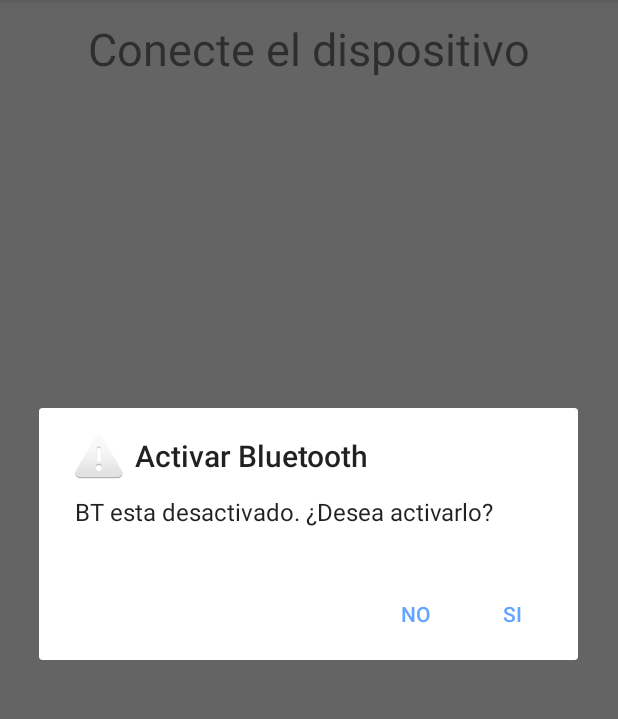
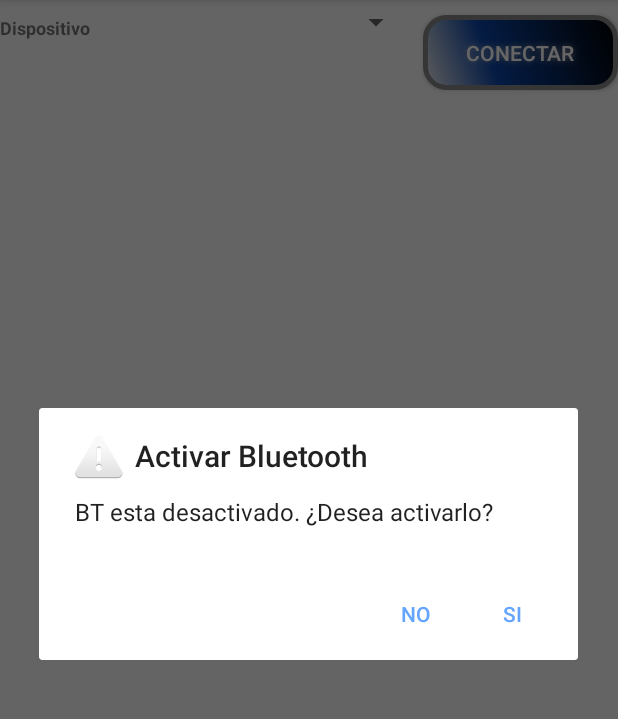
Before and after one commit to andres18160/ArduinoBluetooth, an Android app: the screen it shows after launch (MainActivity), after a tap on "Iniciar Control", on a phone screen of 412 x 824 dp, the part 84-803 px from its top. Run offline under Robolectric (Android 15) with nearby library versions, the phone set to English and light mode, and no system bars; our stand-ins replace AdMob; 1 other tap on this screen came first.

Commit message:
cambios varios
cambios varios

```diff
--- a/ArduinoBluetooth/app/build.gradle
+++ b/ArduinoBluetooth/app/build.gradle
@@ -16,7 +16,7 @@ android {
         targetSdkVersion 26
         versionName '1.1'
         testInstrumentationRunner "android.support.test.runner.AndroidJUnitRunner"
-        versionCode 2
+        versionCode 4
         signingConfig signingConfigs.config
     }
     buildTypes {
--- a/ArduinoBluetooth/app/src/main/java/com/andres18160gmail/arduinobluetooth/ConfigDetalleActivity.java
+++ b/ArduinoBluetooth/app/src/main/java/com/andres18160gmail/arduinobluetooth/ConfigDetalleActivity.java
@@ -15,10 +15,8 @@ import android.view.View;
 import android.view.WindowManager;
 import android.view.animation.Animation;
 import android.view.animation.AnimationUtils;
-import android.widget.Adapter;
 import android.widget.AdapterView;
 import android.widget.ArrayAdapter;
-import android.widget.Button;
 import android.widget.EditText;
 import android.widget.RadioButton;
 import android.widget.Spinner;
@@ -32,7 +30,6 @@ import com.google.android.gms.ads.AdRequest;
 import com.google.android.gms.ads.AdView;
 
 import java.util.ArrayList;
-import java.util.List;
 
 import br.com.simplepass.loading_button_lib.customViews.CircularProgressButton;
 
@@ -68,7 +65,7 @@ public class ConfigDetalleActivity extends AppCompatActivity {
         checkDigital=(RadioButton)findViewById(R.id.digital);
         checkAnalogo=(RadioButton)findViewById(R.id.analogo);
         spinnerPins=(Spinner)findViewById(R.id.spinnerPins);
-        spinnerTipos=(Spinner)findViewById(R.id.spinnerTipos);
+        spinnerTipos=(Spinner)findViewById(R.id.spinnerDevice);
         txtNombre=(EditText)findViewById(R.id.txtNombre);
         input_nombre=(TextInputLayout)findViewById(R.id.input_nombre);
         CargarLista();
--- a/ArduinoBluetooth/app/src/main/java/com/andres18160gmail/arduinobluetooth/MainActivity.java
+++ b/ArduinoBluetooth/app/src/main/java/com/andres18160gmail/arduinobluetooth/MainActivity.java
@@ -141,6 +141,11 @@ Por lo tanto invocamos aqui al método que activa el BT y crea la tarea asincron
             }
 
         }
+        if (id == R.id.nav_code) {
+            fragment=new CodigoEjemploFragment();
+            FragmentoSeleccionado=true;
+
+        }
       /*  if (id == R.id.nav_Conection) {
             descubrirDispositivosBT();
 
--- a/ArduinoBluetooth/app/src/main/java/com/andres18160gmail/arduinobluetooth/Principal.java
+++ b/ArduinoBluetooth/app/src/main/java/com/andres18160gmail/arduinobluetooth/Principal.java
@@ -24,8 +24,11 @@ import android.view.LayoutInflater;
 import android.view.View;
 import android.view.ViewGroup;
 import android.view.animation.DecelerateInterpolator;
+import android.widget.ArrayAdapter;
+import android.widget.Button;
 import android.widget.MediaController;
 import android.widget.ProgressBar;
+import android.widget.Spinner;
 import android.widget.TextView;
 import android.widget.Toast;
 
@@ -51,7 +54,7 @@ import pl.droidsonroids.gif.GifDrawable;
 import pl.droidsonroids.gif.GifImageView;
 
 
-public class Principal extends Fragment implements DialogPaired.SelectDevideDialog, DispositivosControlAdapter.onCheckertoggle,DispositivosControlAdapter.onSeekBar {
+public class Principal extends Fragment implements DialogPaired.SelectDialog, DispositivosControlAdapter.onCheckertoggle,DispositivosControlAdapter.onSeekBar {
 
     private AdView mAdView;
     private static final int REQUEST_ENABLE_BT = 1;
@@ -66,6 +69,8 @@ public class Principal extends Fragment implements DialogPaired.SelectDevideDial
     EnDispositivo dispositivo=new EnDispositivo();
     TextView txtInformacion;
     BluetoothDevice arduino = null;
+    Spinner spinnerDevice;
+    Button btnConectar;
 
 
     Handler h;
@@ -80,6 +85,7 @@ public class Principal extends Fragment implements DialogPaired.SelectDevideDial
     // MAC-address of Bluetooth module (you must edit this line)
     private ObjectAnimator anim;
     private Handler handler = new Handler();
+    private List<BluetoothDevice> devicess;
 
 
 
@@ -103,14 +109,31 @@ public class Principal extends Fragment implements DialogPaired.SelectDevideDial
         cdDispositivos=new TablaDispositivos(v.getContext());
         recycler=(RecyclerView)v.findViewById(R.id.RecyclerId);
         recycler.setLayoutManager(new LinearLayoutManager(v.getContext(),LinearLayoutManager.VERTICAL,false));
-        txtInformacion=(TextView)v.findViewById(R.id.txtInformacion);
+   //     txtInformacion=(TextView)v.findViewById(R.id.txtInformacion);
         listDatos=cdDispositivos.GetListaDispositivos();
+        spinnerDevice=(Spinner)v.findViewById(R.id.spinnerDevice);
+        btnConectar=(Button) v.findViewById(R.id.btnConectar);
         if(listDatos!=null){
             adapter=new DispositivosControlAdapter(listDatos);
             adapter.setOnchecktoggle(this);
             adapter.setOnSeekBar(this);
             recycler.setAdapter(adapter);
         }
+
+        btnConectar.setOnClickListener(new View.OnClickListener() {
+
+            @Override
+            public void onClick(View view) {
+                NOMBRE_DISPOSITIVO_BT= spinnerDevice.getSelectedItem().toString();
+                if(NOMBRE_DISPOSITIVO_BT.isEmpty()){
+                    return;
+                }
+
+                descubrirDispositivosBT();
+            }
+        });
+
+
 
         recycler.setVisibility(View.INVISIBLE);
         h = new Handler() {
@@ -125,7 +148,7 @@ public class Principal extends Fragment implements DialogPaired.SelectDevideDial
                         if (endOfLineIndex > 0) {                                            // if end-of-line,
                             String sbprint = sb.substring(0, endOfLineIndex);               // extract string
                             sb.delete(0, sb.length());                                      // and clear
-                            txtInformacion.setText(sbprint);            // update TextView
+                           // txtInformacion.setText(sbprint);            // update TextView
                         }
                         Log.d(TAG, "...String:"+ sb.toString() +  "Byte:" + msg.arg1 + "...");
                         break;
@@ -161,11 +184,19 @@ En caso negativo presenta un mensaje al usuario y sale de la aplicación.
 
                                     Set<BluetoothDevice> pairedDevices = mBluetoothAdapter.getBondedDevices();//Si hay dispositivos emparejados
                                     if (pairedDevices.size()> 0) {
-                                        List<BluetoothDevice> devicess=new ArrayList<>();
+                                        devicess=new ArrayList<>();
                                         devicess.addAll(pairedDevices);
-                                        DialogPaired dialogPaired=new DialogPaired();
+                                        String[] titles=new String[devicess.size()];
+                                        for (int i=0;i<devicess.size();i++){
+                                            titles[i]=devicess.get(i).getName();
+                                        }
+                                        if(NOMBRE_DISPOSITIVO_BT==""){
+                                            spinnerDevice.setAdapter(new ArrayAdapter<String>(getContext(), android.R.layout.simple_spinner_item,titles));
+                                        }
+
+                                       /* DialogPaired dialogPaired=new DialogPaired();
                                         dialogPaired.setDevices(devicess);
-                                        dialogPaired.show(getActivity().getFragmentManager(),"dispvinc");
+                                        dialogPaired.show(getActivity().getFragmentManager(),"dispvinc");*/
 /*
 Recorremos los dispositivos emparejados hasta encontrar el
 adaptador BT del arduino, en este caso se llama HC-06
@@ -191,7 +222,7 @@ adaptador BT del arduino, en este caso se llama HC-06
 
                                                 MensajeToast("...Connecting...");
                                                 btSocket.connect();
-                                                txtInformacion.setText("Conectado");
+                                              //  txtInformacion.setText("Conectado");
                                                 Log.d(TAG, "....Connection ok...");
                                                 recycler.setVisibility(View.VISIBLE);
                                             } catch (IOException e) {
@@ -257,7 +288,7 @@ adaptador BT del arduino, en este caso se llama HC-06
         if(Build.VERSION.SDK_INT >= 10){
             try {
                 final Method m = device.getClass().getMethod("createInsecureRfcommSocketToServiceRecord", new Class[] { UUID.class });
-                return (BluetoothSocket) m.invoke(device, MY_UUID);
+                return (BluetoothSocket) m.invoke(device,MY_UUID );
             } catch (Exception e) {
                 Log.e("INFO=", "Could not create Insecure RFComm Connection",e);
             }
@@ -338,12 +369,12 @@ adaptador BT del arduino, en este caso se llama HC-06
     @Override
     public void itemStopTrackingTouch(View view, int position) {
         dispositivo=adapter.getItem(position);
-        MensajeToast("Stop Progreso="+progressChangedValue);
+     //   MensajeToast("Stop Progreso="+progressChangedValue);
         mConnectedThread.write(dispositivo.getPin()+":"+progressChangedValue);
     }
 
     @Override
-    public void onFinisSelectDevideDialog(String inputText) {
+    public void onFinisSelectDialog(String inputText) {
         NOMBRE_DISPOSITIVO_BT=inputText;
     }
 
--- /dev/null
+++ b/ArduinoBluetooth/app/src/main/res/drawable/buttonshape.xml
@@ -0,0 +1,28 @@
+<?xml version="1.0" encoding="utf-8"?>
+<shape xmlns:android="http://schemas.android.com/apk/res/android" android:shape="rectangle" >
+    <corners
+        android:radius="14dp"
+        />
+    <gradient
+        android:angle="45"
+        android:centerX="35%"
+        android:centerColor="#0A44A8"
+        android:startColor="#E8E8E8"
+        android:endColor="#000000"
+        android:type="linear"
+        />
+    <padding
+        android:left="0dp"
+        android:top="0dp"
+        android:right="0dp"
+        android:bottom="0dp"
+        />
+    <size
+        android:width="270dp"
+        android:height="60dp"
+        />
+    <stroke
+        android:width="3dp"
+        android:color="#878787"
+        />
+</shape>
--- a/ArduinoBluetooth/app/src/main/res/layout/activity_config_detalle.xml
+++ b/ArduinoBluetooth/app/src/main/res/layout/activity_config_detalle.xml
@@ -80,7 +80,7 @@
 
 
         <Spinner
-            android:id="@+id/spinnerTipos"
+            android:id="@+id/spinnerDevice"
             android:layout_width="match_parent"
             android:layout_height="wrap_content"
             android:layout_alignBottom="@+id/textView2"
@@ -93,7 +93,7 @@
         android:id="@+id/radioGroup"
         android:layout_width="fill_parent"
         android:layout_height="118dp"
-        android:layout_below="@+id/spinnerTipos"
+        android:layout_below="@+id/spinnerDevice"
         android:orientation="horizontal"
         android:padding="20dp">
 
--- a/ArduinoBluetooth/app/src/main/res/layout/fragment_principal.xml
+++ b/ArduinoBluetooth/app/src/main/res/layout/fragment_principal.xml
@@ -11,25 +11,50 @@
     android:layout_height="match_parent"
     android:orientation="vertical">
 
+
     <TextView
-        android:id="@+id/txtInformacion"
+        android:id="@+id/textView2"
         android:layout_width="wrap_content"
         android:layout_height="wrap_content"
-        android:layout_alignParentTop="true"
-        android:layout_centerHorizontal="true"
-        android:layout_gravity="center"
-        android:layout_marginTop="12dp"
-        android:text="Conecte el dispositivo"
-        android:textSize="30dp" />
+        android:layout_alignParentStart="true"
+        android:layout_below="@+id/textViewPin"
+        android:layout_marginTop="10dp"
+        android:text="@string/txtdevice"
+        android:textSize="12sp"
+        android:textStyle="bold" />
+
+
+    <Spinner
+        android:id="@+id/spinnerDevice"
+        android:layout_width="150dp"
+        android:layout_height="wrap_content"
+        android:layout_alignBottom="@+id/textView2"
+        android:layout_marginEnd="7dp"
+        android:layout_toStartOf="@+id/btnConectar"
+        android:textAlignment="center" />
+
+    <Button
+        android:id="@+id/btnConectar"
+        android:layout_width="130dp"
+        android:layout_height="50dp"
+        android:layout_alignParentEnd="true"
+        android:layout_alignTop="@+id/textView2"
+        android:layout_weight="1"
+        android:background="@drawable/buttonshape"
+        android:shadowColor="#A8A8A8"
+        android:shadowDx="0"
+        android:shadowDy="0"
+        android:shadowRadius="5"
+        android:text="Conectar"
+        android:textColor="#FFFFFF" />
+
 
     <android.support.v7.widget.RecyclerView
         android:id="@+id/RecyclerId"
         android:layout_width="match_parent"
         android:layout_height="match_parent"
-        android:layout_alignParentBottom="true"
         android:layout_alignParentStart="true"
-        android:layout_below="@+id/txtInformacion"
-        android:layout_marginBottom="69dp"
+        android:layout_below="@+id/btnConectar"
         android:paddingLeft="20dp"
         android:paddingRight="10dp" />
 
--- a/ArduinoBluetooth/app/src/main/res/menu/activity_main_drawer.xml
+++ b/ArduinoBluetooth/app/src/main/res/menu/activity_main_drawer.xml
@@ -12,6 +12,10 @@
             android:id="@+id/nav_manage"
             android:icon="@drawable/ic_menu_manage"
             android:title="@string/ConfigurarDIspositivos" />
+        <item
+            android:id="@+id/nav_code"
+            android:icon="@drawable/ic_menu_gallery"
+            android:title="@string/txtcode" />
         <!--   <item
               android:id="@+id/nav_Conection"
               android:icon="@drawable/ic_menu_share"
--- a/ArduinoBluetooth/app/src/main/res/values/strings.xml
+++ b/ArduinoBluetooth/app/src/main/res/values/strings.xml
@@ -62,4 +62,6 @@
     <string name="subtitle">Sistema de control dinamico Bluetooth</string>
     <string name="iniciarControl">Iniciar Control</string>
     <string name="ConfigurarDIspositivos">Configurar Dispositivos</string>
+    <string name="txtdevice">Dispositivo</string>
+    <string name="txtcode">Arduino código ejemplo </string>
 </resources>
```
Also changed, not shown: ArduinoBluetooth/app/src/main/java/com/andres18160gmail/arduinobluetooth/Clases/DialogPaired.java (+37 -9 lines), ArduinoBluetooth/app/src/main/java/com/andres18160gmail/arduinobluetooth/CodigoEjemploFragment.java (added, +39 -0 lines), ArduinoBluetooth/app/src/main/res/layout/fragment_codigo_ejemplo.xml (added, +30 -0 lines), ArduinoBluetooth/app/src/main/res/drawable/codigoejemplo.PNG (added), 3 other files.
